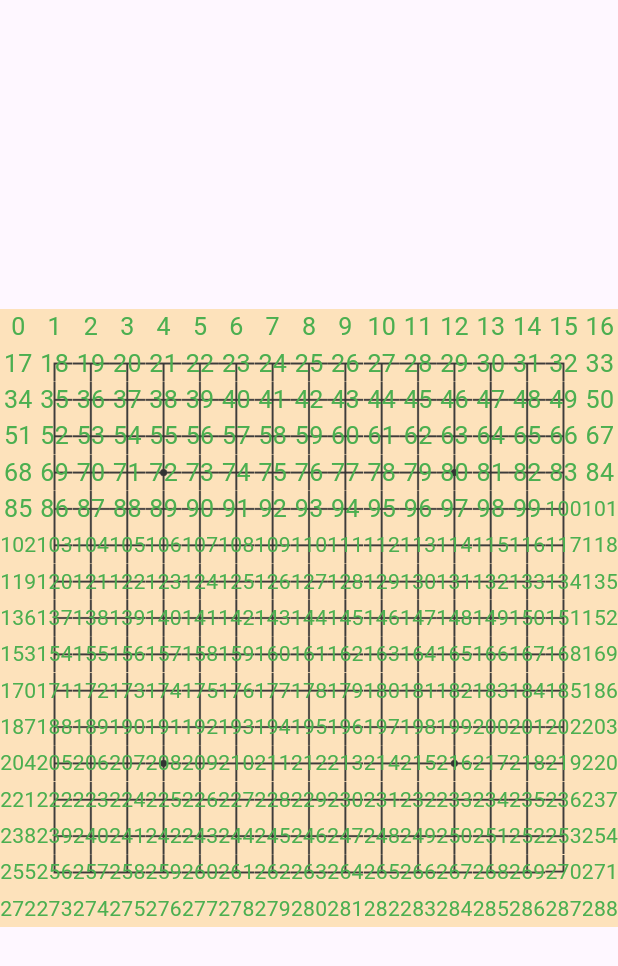
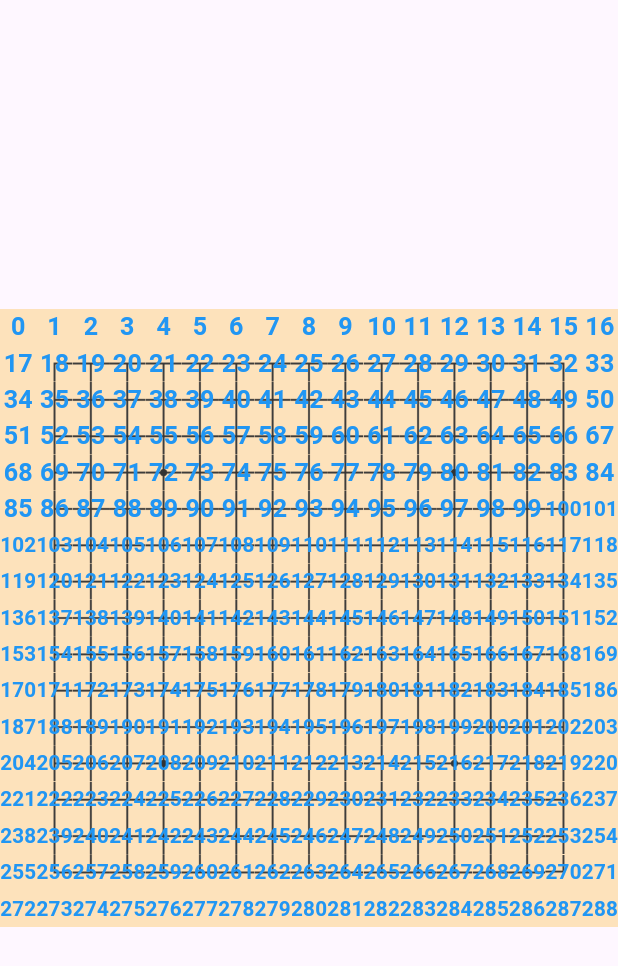
Before and after one commit to KobayashiYoh/gomokunarabe, a Flutter app: the screen it shows after launch, on a phone screen of 412 x 824 dp. Shown: the top 966 px of the screen. Run offline on Flutter 3.47's test engine with Material 2 defaults, Android fonts, the light colour scheme and no system bars; our stand-ins replace flutter_riverpod, freezed_annotation; generated files the repository leaves out were written again.

```diff
--- a/lib/components/board_cell.dart
+++ b/lib/components/board_cell.dart
@@ -42,8 +42,9 @@ class BoardCell extends StatelessWidget {
               child: Text(
                 index.toString(),
                 style: const TextStyle(
-                  color: Colors.green,
+                  color: Colors.blue,
                   fontSize: 20.0,
+                  fontWeight: FontWeight.bold,
                 ),
               ),
             ),
```
Also changed, not shown: lib/providers/playing_notifier.dart (+10 -1 lines).
